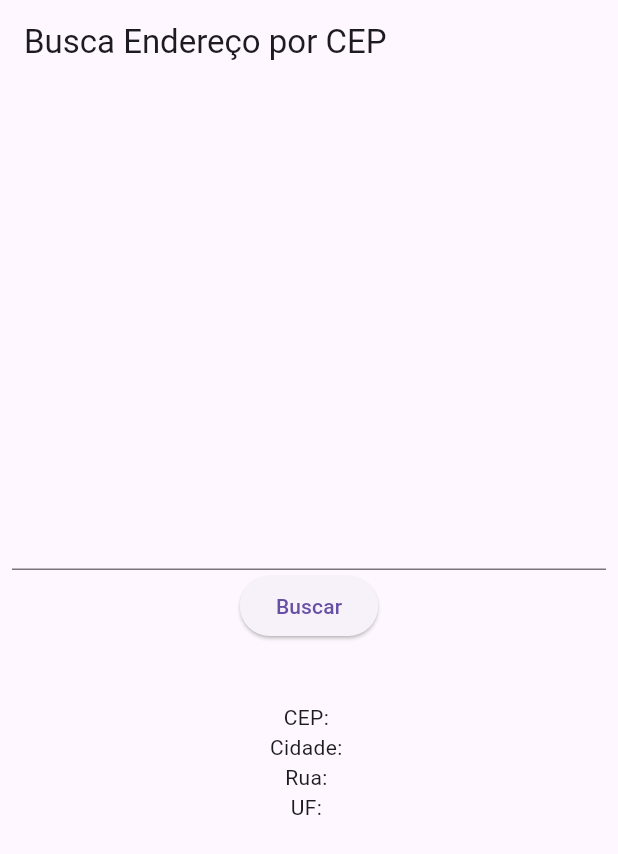
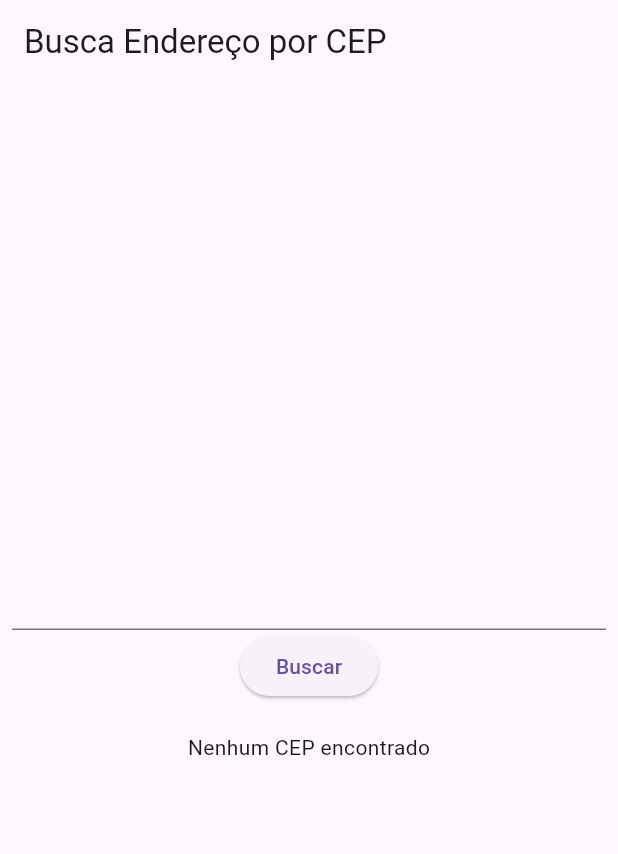
Before and after one commit to enzozami/flutter-get_state_mixin-study, a Flutter app: the screen it shows after launch, on a phone screen of 412 x 824 dp. Shown: the top 854 px of the screen. Run offline on Flutter 3.47's test engine with Material 3 defaults, Android fonts, the phone set to English and light mode, and no system bars; our stand-ins replace get.

Commit message:
feat(state_mixin): Buscar CEP com state mixin agora [muito mais facil, porem serve para apenas 1 estado, ou seja, para telas mais simples]

```diff
--- a/lib/pages/home_bindings.dart
+++ b/lib/pages/home_bindings.dart
@@ -1,6 +1,7 @@
 import 'package:get/get_core/src/get_main.dart';
 import 'package:get/get_instance/get_instance.dart';
 import 'package:get_state_mixin/pages/home_controller.dart';
+import 'package:get_state_mixin/pages/home_controller_state_mixin.dart';
 import 'package:get_state_mixin/repository/viacep_repository.dart';
 
 class HomeBindings extends Bindings {
@@ -8,5 +9,6 @@ class HomeBindings extends Bindings {
   void dependencies() {
     Get.lazyPut(() => ViacepRepository());
     Get.put(HomeController(Get.find()));
+    Get.put(HomeControllerStateMixin(Get.find()));
   }
 }
--- /dev/null
+++ b/lib/pages/home_controller_state_mixin.dart
@@ -0,0 +1,30 @@
+import 'package:get/get.dart';
+import 'package:get_state_mixin/models/cep_model.dart';
+
+import 'package:get_state_mixin/repository/viacep_repository.dart';
+
+class HomeControllerStateMixin extends GetxController with StateMixin<CepModel> {
+  final ViacepRepository _repository;
+  final _cepSearch = ''.obs;
+
+  set cepSearch(String cepSearch) => _cepSearch.value = cepSearch;
+
+  HomeControllerStateMixin(
+    this._repository,
+  );
+
+  @override
+  void onReady() {
+    change(state, status: RxStatus.empty());
+  }
+
+  Future<void> findAddress() async {
+    try {
+      change(state, status: RxStatus.loading());
+      final cep = await _repository.getCep(_cepSearch.value);
+      change(cep, status: RxStatus.success());
+    } catch (e) {
+      change(state, status: RxStatus.error());
+    }
+  }
+}
--- a/lib/pages/home_page.dart
+++ b/lib/pages/home_page.dart
@@ -1,13 +1,15 @@
 import 'package:flutter/material.dart';
 import 'package:get/get_instance/src/extension_instance.dart';
-import 'package:get/get_state_manager/src/rx_flutter/rx_obx_widget.dart';
-import 'package:get/route_manager.dart';
+// import 'package:get/get_state_manager/src/rx_flutter/rx_obx_widget.dart';
+import 'package:get/state_manager.dart';
 
 import 'package:get_state_mixin/models/cep_model.dart';
-import 'package:get_state_mixin/pages/home_controller.dart';
+// import 'package:get_state_mixin/pages/home_controller.dart';
+import 'package:get_state_mixin/pages/home_controller_state_mixin.dart';
 
 class HomePage extends StatelessWidget {
-  final controller = Get.find<HomeController>();
+  // final controller = Get.find<HomeController>();
+  final controller = Get.find<HomeControllerStateMixin>();
 
   HomePage({super.key});
 
@@ -36,29 +38,36 @@ class HomePage extends StatelessWidget {
               SizedBox(
                 height: 20,
               ),
-              Obx(() {
-                return Visibility(
-                  visible: controller.loading,
-                  child: Center(
-                    child: CircularProgressIndicator(),
-                  ),
-                );
-              }),
-              SizedBox(
-                height: 20,
-              ),
-              Obx(() {
-                return Visibility(
-                  visible: controller.isError,
-                  child: Text('Erro ao buscar CEP'),
-                );
-              }),
-              Obx(() {
-                return Visibility(
-                  visible: !controller.loading,
-                  child: CepWidget(controller.cep),
-                );
-              }),
+              // Obx(() {
+              //   return Visibility(
+              //     visible: controller.loading,
+              //     child: Center(
+              //       child: CircularProgressIndicator(),
+              //     ),
+              //   );
+              // }),
+              // SizedBox(
+              //   height: 20,
+              // ),
+              // Obx(() {
+              //   return Visibility(
+              //     visible: controller.isError,
+              //     child: Text('Erro ao buscar CEP'),
+              //   );
+              // }),
+              // Obx(() {
+              //   return Visibility(
+              //     visible: !controller.loading,
+              //     child: CepWidget(controller.cep),
+              //   );
+              // }),
+
+              controller.obx(
+                (state) => CepWidget(state),
+                onEmpty: Text('Nenhum CEP encontrado'),
+                onLoading: Text('Carregando'),
+                onError: (error) => Text('Erro ao buscar CEP'),
+              )
             ],
           ),
         ),
```
